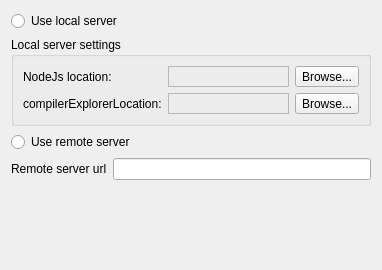
This is src/gui/CompilerExplorerOptionsWidget.ui in dobokirisame/CompilerExplorer as Qt 5 draws it before an edit. The edited form follows.
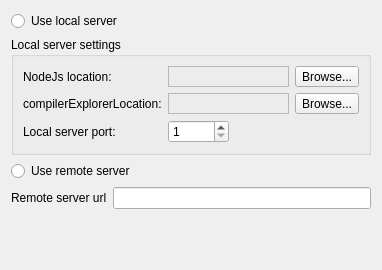
This is the edited form.

Commit message: add port property

The edit to the form file:
```diff
--- a/src/gui/CompilerExplorerOptionsWidget.ui
+++ b/src/gui/CompilerExplorerOptionsWidget.ui
@@ -136,6 +136,40 @@
         </item>
        </layout>
       </item>
+      <item row="2" column="0">
+       <widget class="QLabel" name="label_4">
+        <property name="text">
+         <string>Local server port:</string>
+        </property>
+       </widget>
+      </item>
+      <item row="2" column="1">
+       <layout class="QHBoxLayout" name="horizontalLayout_3">
+        <item>
+         <widget class="QSpinBox" name="localPort">
+          <property name="minimum">
+           <number>1</number>
+          </property>
+          <property name="maximum">
+           <number>65535</number>
+          </property>
+         </widget>
+        </item>
+        <item>
+         <spacer name="horizontalSpacer">
+          <property name="orientation">
+           <enum>Qt::Horizontal</enum>
+          </property>
+          <property name="sizeHint" stdset="0">
+           <size>
+            <width>40</width>
+            <height>20</height>
+           </size>
+          </property>
+         </spacer>
+        </item>
+       </layout>
+      </item>
      </layout>
     </widget>
    </item>
```
The commit also changes 2 other files.
